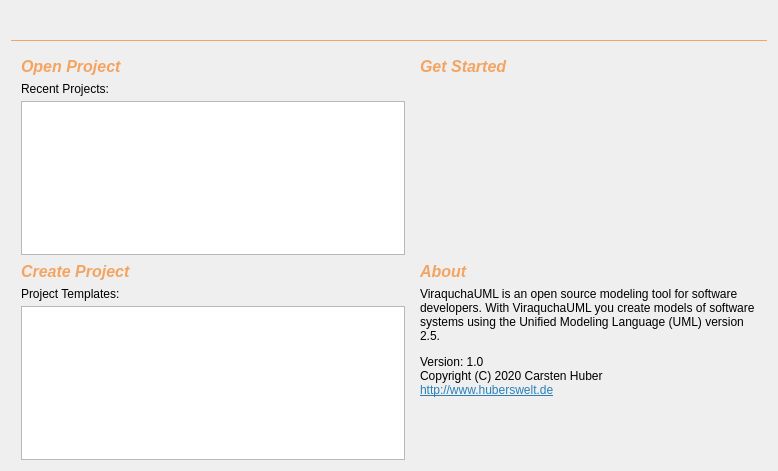
Above: src/ViraquchaUML/StartPage.ui from CarstenH71/viraqucha_uml before the change. Below: the same form after it.
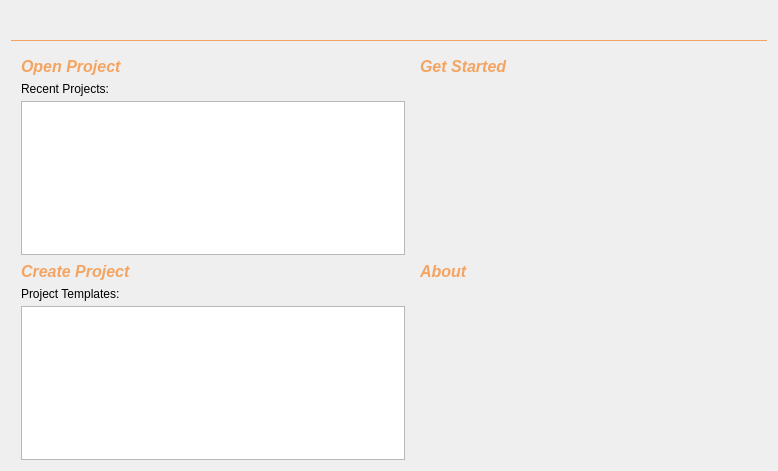
That is the form after the change. Icons and pictures are not drawn.

The edit to the form file:
```diff
--- a/src/ViraquchaUML/StartPage.ui
+++ b/src/ViraquchaUML/StartPage.ui
@@ -90,7 +90,7 @@
      <item row="4" column="2" rowspan="2">
       <widget class="QLabel" name="introLabel">
        <property name="text">
-        <string>&lt;html&gt;&lt;head/&gt;&lt;body&gt;&lt;p&gt;ViraquchaUML is an open source modeling tool for software developers. With ViraquchaUML you create models of software systems using the Unified Modeling Language (UML) version 2.5.&lt;/p&gt;&lt;p&gt;Version: 1.0&lt;br/&gt;Copyright (C) 2020 Carsten Huber&lt;br/&gt;&lt;a href=&quot;http://www.huberswelt.de&quot;&gt;&lt;span style=&quot; text-decoration: underline; color:#2980b9;&quot;&gt;http://www.huberswelt.de&lt;/span&gt;&lt;/a&gt;&lt;/p&gt;&lt;/body&gt;&lt;/html&gt;</string>
+        <string/>
        </property>
        <property name="textFormat">
         <enum>Qt::RichText</enum>
```
Left out of the diff: 16 changed lines with no effect on the pictures.
